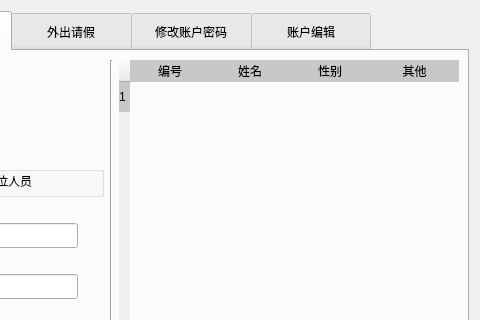
Above: ui/setting_ui.ui from yiliu2021/design before the change; both pictures show x 240 to 720 and y 0 to 320 of the 720 by 566 pixel window. Below: the same form after it.
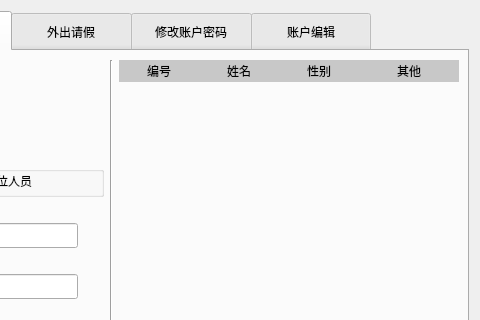
That is the form after the change. The open tabs and pages were chosen to show the change.

```diff
--- a/ui/setting_ui.ui
+++ b/ui/setting_ui.ui
@@ -1155,11 +1155,6 @@
            <attribute name="verticalHeaderShowSortIndicator" stdset="0">
             <bool>false</bool>
            </attribute>
-           <row>
-            <property name="text">
-             <string>1</string>
-            </property>
-           </row>
            <column>
             <property name="text">
              <string>编号</string>
```
Left out of the diff: 18 changed lines with no effect on the pictures.
